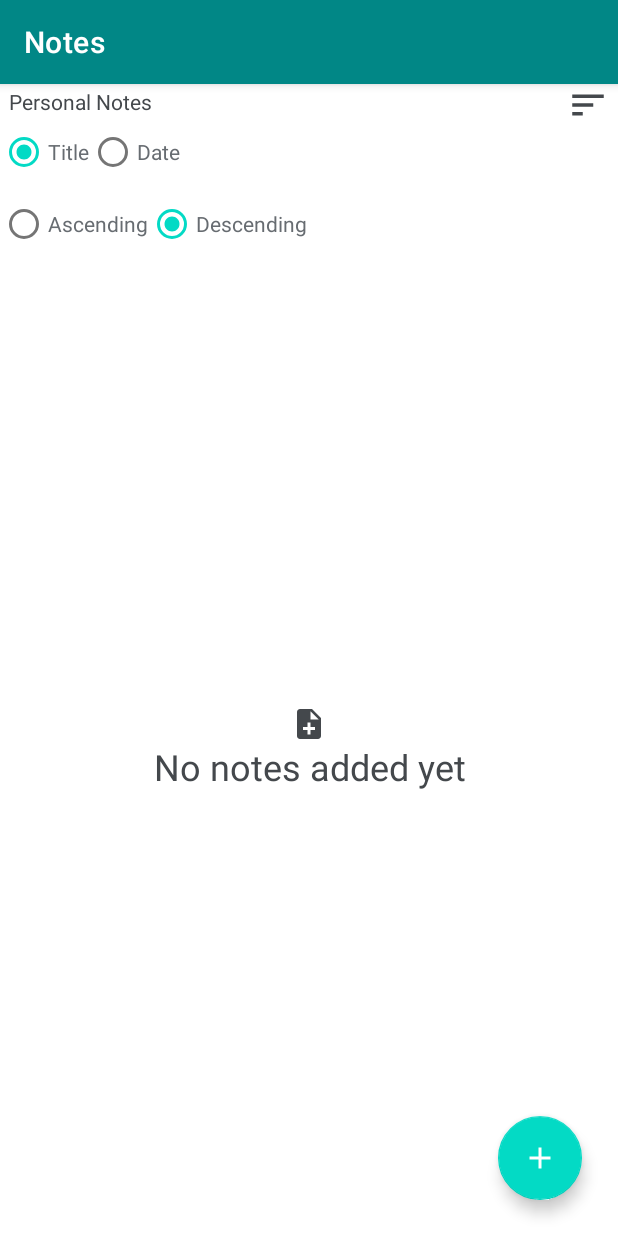
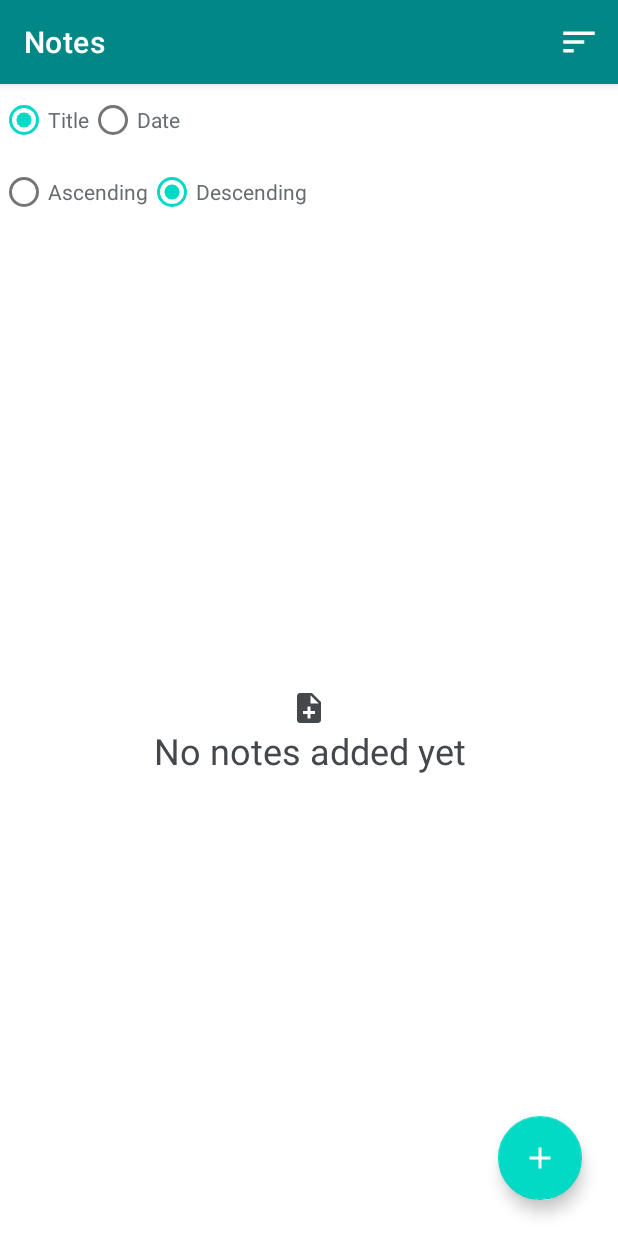
Before and after one commit to can-mustafa/note-app, an Android app: the screen it shows after launch (MainActivity), after a tap on "Title", on a phone screen of 412 x 824 dp. Run offline under Robolectric (Android 15) with nearby library versions, the phone set to English and light mode, and no system bars; our stand-ins replace Dagger/Hilt's generated code, Room's generated code, data binding; 2 other taps on this screen came first.

Commit message:
sort toggle button moved to toolbar

```diff
--- a/app/src/main/java/com/mustafacan/notes/presentation/view/NotesFragment.kt
+++ b/app/src/main/java/com/mustafacan/notes/presentation/view/NotesFragment.kt
@@ -1,9 +1,7 @@
 package com.mustafacan.notes.presentation.view
 
 import android.os.Bundle
-import android.view.LayoutInflater
-import android.view.View
-import android.view.ViewGroup
+import android.view.*
 import androidx.core.view.isVisible
 import androidx.fragment.app.Fragment
 import androidx.lifecycle.ViewModelProvider
@@ -34,6 +32,7 @@ class NotesFragment : Fragment(), OnItemClickListener {
     override fun onCreateView(
         inflater: LayoutInflater, container: ViewGroup?, savedInstanceState: Bundle?
     ): View {
+        setHasOptionsMenu(true)
         _binding = FragmentNotesBinding.inflate(inflater, container, false)
         return binding.root
     }
@@ -54,6 +53,22 @@ class NotesFragment : Fragment(), OnItemClickListener {
         _binding = null
     }
 
+    override fun onCreateOptionsMenu(menu: Menu, inflater: MenuInflater) {
+        inflater.inflate(R.menu.toolbar_menu, menu)
+    }
+
+    override fun onOptionsItemSelected(item: MenuItem): Boolean {
+        return when (item.itemId) {
+            R.id.toolbar_menu_note_sort -> {
+                with(binding.orderRadioGroup) {
+                    visibility = if (isVisible) View.GONE else View.VISIBLE
+                }
+                true
+            }
+            else -> super.onOptionsItemSelected(item)
+        }
+    }
+
     override fun onItemClick(note: Note) {
         findNavController().navigate(
             NotesFragmentDirections.actionNoteListFragmentToNoteEditFragment(
@@ -71,12 +86,6 @@ class NotesFragment : Fragment(), OnItemClickListener {
     }
 
     private fun setListeners() {
-        binding.toggleSortView.setOnClickListener {
-            with(binding.orderRadioGroup) {
-                this.visibility = if (this.isVisible) View.GONE else View.VISIBLE
-            }
-        }
-
         binding.recyclerView.apply {
             addItemDecoration(
                 DividerItemDecoration(
--- a/app/src/main/res/drawable/ic_baseline_sort_24.xml
+++ b/app/src/main/res/drawable/ic_baseline_sort_24.xml
@@ -2,7 +2,7 @@
     android:width="28dp"
     android:height="28dp"
     android:autoMirrored="true"
-    android:tint="#000000"
+    android:tint="#FFFFFF"
     android:viewportWidth="24"
     android:viewportHeight="24">
     <path
--- a/app/src/main/res/layout/fragment_notes.xml
+++ b/app/src/main/res/layout/fragment_notes.xml
@@ -17,39 +17,6 @@
         android:layout_height="match_parent"
         tools:context=".presentation.view.NotesFragment">
 
-        <androidx.constraintlayout.widget.ConstraintLayout
-            android:id="@+id/order_container"
-            android:layout_width="match_parent"
-            android:layout_height="wrap_content"
-            android:orientation="horizontal"
-            app:layout_constraintEnd_toEndOf="parent"
-            app:layout_constraintStart_toStartOf="parent"
-            app:layout_constraintTop_toTopOf="parent">
-
-            <TextView
-                android:id="@+id/label_personal_notes"
-                android:layout_width="wrap_content"
-                android:layout_height="wrap_content"
-                android:layout_marginStart="@dimen/dp_6"
-                android:layout_marginTop="@dimen/dp_2"
-                android:gravity="center"
-                android:text="@string/personal_notes"
-                android:textColor="?android:textColorPrimary"
-                app:layout_constraintStart_toStartOf="parent"
-                app:layout_constraintTop_toTopOf="parent" />
-
-            <ImageView
-                android:id="@+id/toggle_sort_view"
-                android:layout_width="wrap_content"
-                android:layout_height="wrap_content"
-                android:layout_gravity="end"
-                android:layout_marginEnd="@dimen/dp_6"
-                android:contentDescription="@string/imageview_content_description"
-                android:src="@drawable/ic_baseline_sort_24"
-                app:layout_constraintEnd_toEndOf="parent"
-                app:layout_constraintTop_toTopOf="parent"
-                app:tint="?android:textColorPrimary" />
-
         <LinearLayout
             android:id="@+id/order_radio_group"
             android:layout_width="wrap_content"
@@ -57,7 +24,7 @@
             android:orientation="vertical"
             android:visibility="gone"
             app:layout_constraintStart_toStartOf="parent"
-                app:layout_constraintTop_toBottomOf="@id/label_personal_notes">
+            app:layout_constraintTop_toTopOf="parent">
 
             <RadioGroup
                 android:layout_width="wrap_content"
@@ -105,8 +72,6 @@
 
         </LinearLayout>
 
-        </androidx.constraintlayout.widget.ConstraintLayout>
-
         <androidx.recyclerview.widget.RecyclerView
             android:id="@+id/recycler_view"
             android:layout_width="match_parent"
@@ -115,7 +80,7 @@
             app:layout_constraintBottom_toBottomOf="parent"
             app:layout_constraintEnd_toEndOf="parent"
             app:layout_constraintStart_toStartOf="parent"
-            app:layout_constraintTop_toBottomOf="@id/order_container"
+            app:layout_constraintTop_toBottomOf="@id/order_radio_group"
             tools:itemCount="5"
             tools:listitem="@layout/item_note_row" />
 
@@ -132,7 +97,7 @@
             app:layout_constraintBottom_toBottomOf="parent"
             app:layout_constraintEnd_toEndOf="parent"
             app:layout_constraintStart_toStartOf="parent"
-            app:layout_constraintTop_toBottomOf="@id/order_container" />
+            app:layout_constraintTop_toBottomOf="@id/order_radio_group" />
 
         <com.google.android.material.floatingactionbutton.FloatingActionButton
             android:id="@+id/add_fab"
--- /dev/null
+++ b/app/src/main/res/menu/toolbar_menu.xml
@@ -0,0 +1,10 @@
+<?xml version="1.0" encoding="utf-8"?>
+<menu xmlns:android="http://schemas.android.com/apk/res/android"
+    xmlns:app="http://schemas.android.com/apk/res-auto">
+
+    <item
+        android:id="@+id/toolbar_menu_note_sort"
+        android:icon="@drawable/ic_baseline_sort_24"
+        android:title="@string/sort_notes"
+        app:showAsAction="always" />
+</menu>
--- a/app/src/main/res/values/strings.xml
+++ b/app/src/main/res/values/strings.xml
@@ -18,4 +18,5 @@
     <string name="undo">Undo</string>
     <string name="error_title_empty">Title can\'t be empty.</string>
     <string name="error_content_empty">Content can\'t be empty.</string>
+    <string name="sort_notes">Sort</string>
 </resources>
```
Also changed, not shown: 1 other file. Lines whose indentation alone changed are shown as unchanged.
